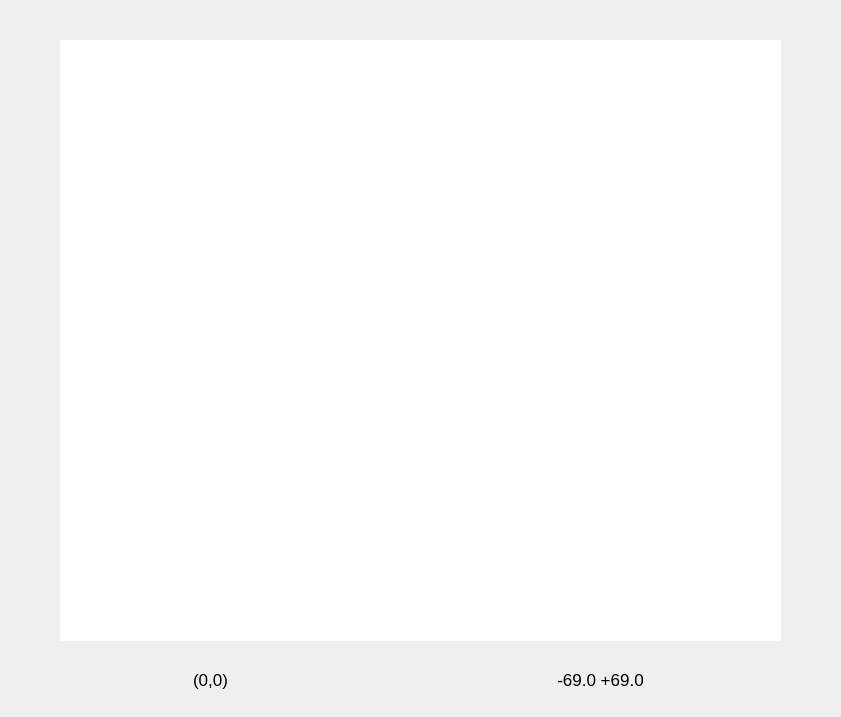
This is rover_gui/ui/navigation.ui in robotique-udes/rover as Qt 5 draws it before an edit. The edited form follows.
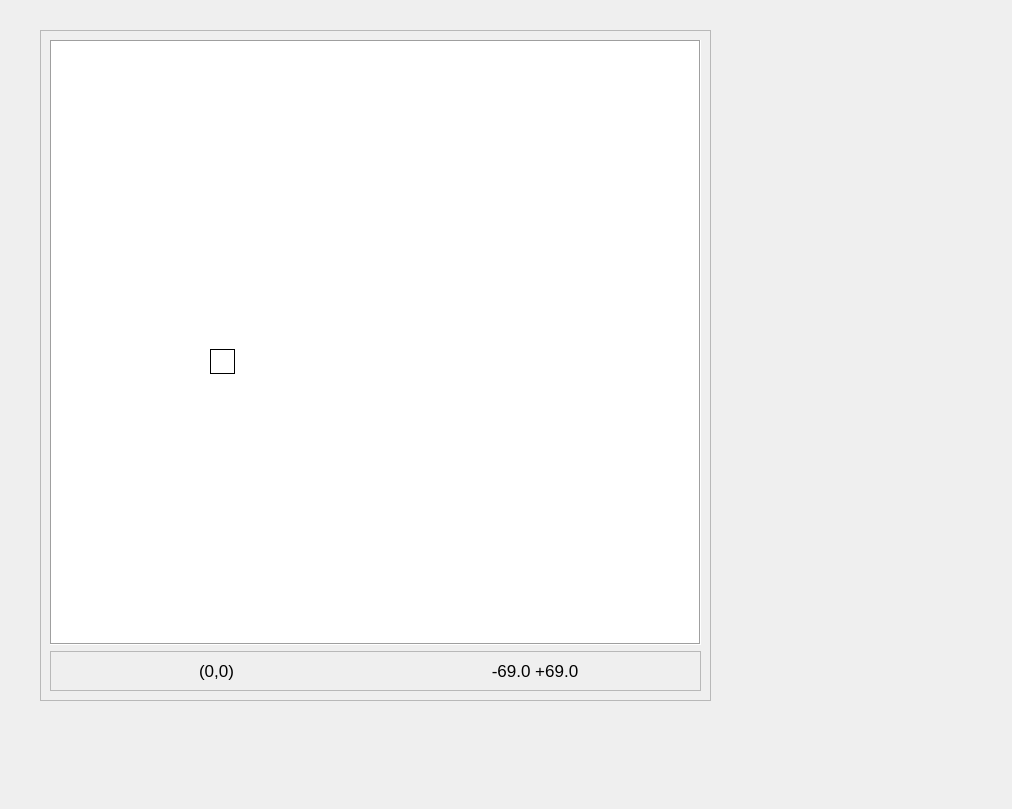
This is the edited form.

Commit message: connection between map ui and gps

What changed in the file:
```diff
--- a/rover_gui/ui/navigation.ui
+++ b/rover_gui/ui/navigation.ui
@@ -6,8 +6,8 @@
    <rect>
     <x>0</x>
     <y>0</y>
-    <width>841</width>
-    <height>717</height>
+    <width>1012</width>
+    <height>809</height>
    </rect>
   </property>
   <property name="windowTitle">
@@ -22,40 +22,31 @@
      <height>25</height>
     </rect>
    </property>
+   <property name="frameShape">
+    <enum>QFrame::Box</enum>
+   </property>
    <property name="text">
     <string/>
    </property>
   </widget>
-  <widget class="QLabel" name="lb_curr_xy_coord">
+  <widget class="QFrame" name="frame">
    <property name="geometry">
     <rect>
-     <x>90</x>
-     <y>670</y>
-     <width>241</width>
-     <height>20</height>
+     <x>40</x>
+     <y>30</y>
+     <width>671</width>
+     <height>671</height>
     </rect>
    </property>
-   <property name="font">
-    <font>
-     <pointsize>13</pointsize>
-    </font>
+   <property name="frameShape">
+    <enum>QFrame::StyledPanel</enum>
    </property>
-   <property name="text">
-    <string>(0,0)</string>
+   <property name="frameShadow">
+    <enum>QFrame::Raised</enum>
    </property>
-   <property name="alignment">
-    <set>Qt::AlignCenter</set>
-   </property>
-  </widget>
+   <layout class="QVBoxLayout" name="verticalLayout">
+    <item>
   <widget class="QGraphicsView" name="gv_map">
-   <property name="geometry">
-    <rect>
-     <x>60</x>
-     <y>40</y>
-     <width>721</width>
-     <height>601</height>
-    </rect>
-   </property>
    <property name="autoFillBackground">
     <bool>true</bool>
    </property>
@@ -63,7 +54,7 @@
     <string notr="true"/>
    </property>
    <property name="frameShape">
-    <enum>QFrame::NoFrame</enum>
+       <enum>QFrame::Box</enum>
    </property>
    <property name="verticalScrollBarPolicy">
     <enum>Qt::ScrollBarAlwaysOff</enum>
@@ -72,15 +63,33 @@
     <enum>Qt::ScrollBarAlwaysOff</enum>
    </property>
   </widget>
+    </item>
+    <item>
+     <widget class="QFrame" name="frame_2">
+      <property name="frameShape">
+       <enum>QFrame::StyledPanel</enum>
+      </property>
+      <property name="frameShadow">
+       <enum>QFrame::Raised</enum>
+      </property>
+      <layout class="QHBoxLayout" name="horizontalLayout">
+       <item>
+        <widget class="QLabel" name="lb_curr_xy_coord">
+         <property name="font">
+          <font>
+           <pointsize>13</pointsize>
+          </font>
+         </property>
+         <property name="text">
+          <string>(0,0)</string>
+         </property>
+         <property name="alignment">
+          <set>Qt::AlignCenter</set>
+         </property>
+        </widget>
+       </item>
+       <item>
   <widget class="QLabel" name="lb_curr_position">
-   <property name="geometry">
-    <rect>
-     <x>470</x>
-     <y>670</y>
-     <width>261</width>
-     <height>20</height>
-    </rect>
-   </property>
    <property name="font">
     <font>
      <pointsize>13</pointsize>
@@ -99,9 +108,13 @@
     <set>Qt::AlignCenter</set>
    </property>
   </widget>
-  <zorder>lb_curr_xy_coord</zorder>
-  <zorder>gv_map</zorder>
-  <zorder>lb_curr_position</zorder>
+       </item>
+      </layout>
+     </widget>
+    </item>
+   </layout>
+  </widget>
+  <zorder>frame</zorder>
   <zorder>lb_rover_icon</zorder>
  </widget>
  <resources/>
```
Lines whose indentation alone changed are shown as unchanged. The commit also changes 2 other files.
